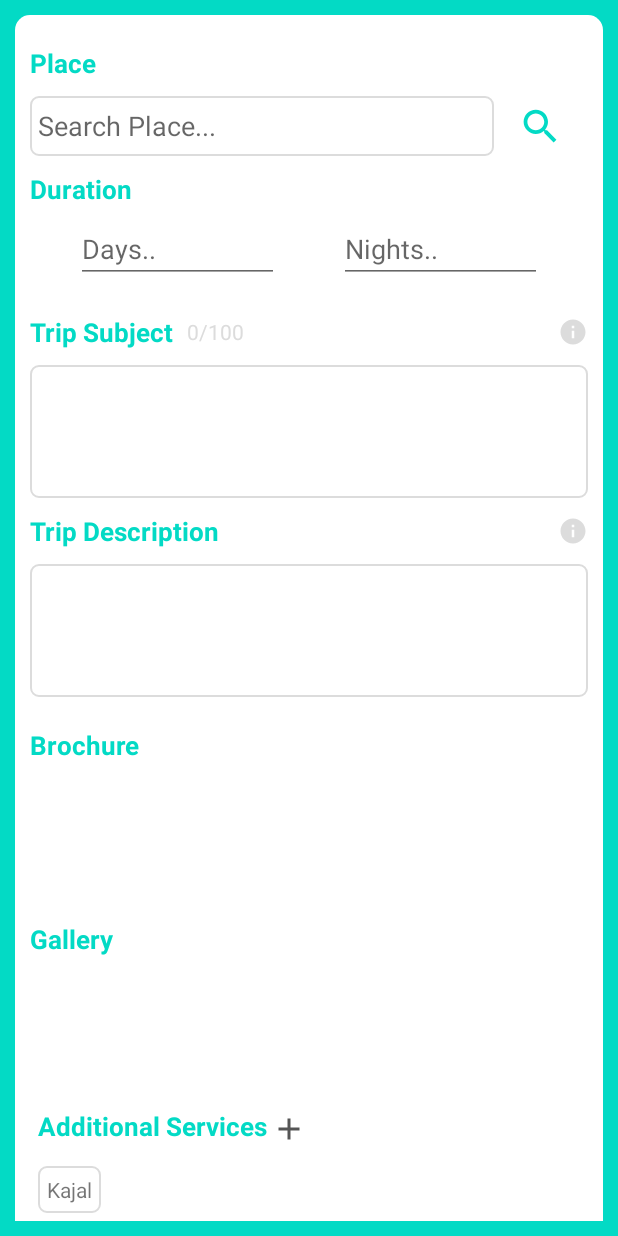
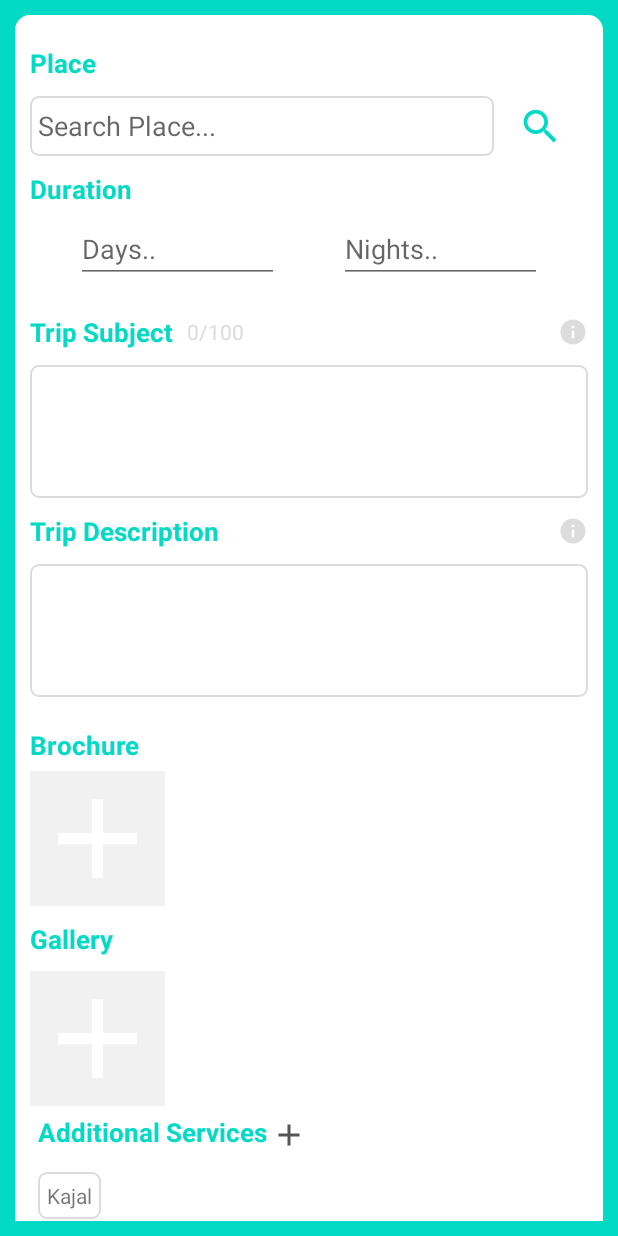
Before and after one commit to kajal148/YM, an Android app: the screen it shows after launch (MainActivity), on a phone screen of 412 x 824 dp. Run offline under Robolectric (Android 15) with nearby library versions, the phone set to English and light mode, and no system bars; our stand-ins replace Firebase (no records; nobody signed in at launch, a user with empty details on screens opened directly).

Commit message:
Added changes

```diff
--- a/app/src/main/java/com/kajal/ym/MainActivity.java
+++ b/app/src/main/java/com/kajal/ym/MainActivity.java
@@ -207,6 +207,9 @@ public class MainActivity extends AppCompatActivity {
         manager_gallery.setOrientation(LinearLayoutManager.HORIZONTAL);
         gallery.setLayoutManager(manager_gallery);
 
+        loadImageViewBrochure(brochureList);
+        loadImageViewGallery(galleryList);
+
 
                         //RECYCLE VIEW FOR ADDITIONAL SERVICES
 
@@ -281,13 +284,22 @@ public class MainActivity extends AppCompatActivity {
     }
 
     private void loadImageViewGallery(List<Uri> imageList) {
-        AdapterClass adapter = new AdapterClass(this,imageList, false);
-        gallery.setAdapter(adapter);
+        if(imageList != null && imageList.size()>0) {
+            AdapterClass adapter = new AdapterClass(this,imageList, false);
+            gallery.setAdapter(adapter);
+          /*  findViewById(R.id.icon_gallery).setVisibility(View.GONE);
+            findViewById(R.id.icon_gallery_aside).setVisibility(View.VISIBLE);*/
+        }
     }
 
     private void loadImageViewBrochure(List<Uri> imageList) {
-        AdapterClass adapter = new AdapterClass(this,imageList, true);
-        brochure.setAdapter(adapter);
+        if(imageList != null && imageList.size()>0) {
+            AdapterClass adapter = new AdapterClass(this, imageList, true);
+            brochure.setAdapter(adapter);
+            /*findViewById(R.id.icon_brochure).setVisibility(View.GONE);
+            findViewById(R.id.icon_brochure_aside).setVisibility(View.VISIBLE);*/
+        }
+
     }
 
 
--- a/app/src/main/res/layout/activity_main.xml
+++ b/app/src/main/res/layout/activity_main.xml
@@ -210,7 +210,8 @@
             <LinearLayout
                 android:layout_width="match_parent"
                 android:layout_height="wrap_content"
-                android:layout_marginTop="10dp">
+                android:layout_marginTop="10dp"
+                android:orientation="horizontal">
 
                 <TextView
                     android:id="@+id/text_brochure"
@@ -221,18 +222,21 @@
                     android:textColor="@color/colorAccent"
                     android:text="Brochure"/>
 
+                <ImageView
+                    android:id="@+id/icon_brochure_aside"
+                    android:layout_width="wrap_content"
+                    android:layout_height="14dp"
+                    android:layout_gravity="center_vertical"
+                    android:layout_margin="2dp"
+                    android:layout_marginLeft="3dp"
+                    android:background="@drawable/add_icon" />
+
             </LinearLayout>
 
             <LinearLayout
                 android:layout_width="match_parent"
                 android:layout_height="wrap_content"
                 android:orientation="horizontal">
-
-                <androidx.recyclerview.widget.RecyclerView
-                    android:id="@+id/brochure"
-                    android:layout_width="match_parent"
-                    android:layout_height="wrap_content"
-                    android:scrollbars="none"/>
 
                 <ImageView
                     android:id="@+id/icon_brochure"
@@ -242,12 +246,19 @@
                     android:layout_marginTop="5dp"
                     android:src="@drawable/add_icon" />
 
+                <androidx.recyclerview.widget.RecyclerView
+                    android:id="@+id/brochure"
+                    android:layout_width="match_parent"
+                    android:layout_height="wrap_content"
+                    android:scrollbars="none"/>
+
             </LinearLayout>
 
             <LinearLayout
                 android:layout_width="match_parent"
                 android:layout_height="wrap_content"
-                android:layout_marginTop="10dp">
+                android:layout_marginTop="10dp"
+                android:orientation="horizontal">
 
                 <TextView
                     android:id="@+id/text_gallery"
@@ -258,26 +269,20 @@
                     android:textColor="@color/colorAccent"
                     android:text="Gallery"/>
 
-                <!--<ImageView
-                    android:id="@+id/icon_gallery"
+                <ImageView
+                    android:id="@+id/icon_gallery_aside"
                     android:layout_width="24dp"
                     android:layout_height="wrap_content"
                     android:layout_gravity="center_vertical"
                     android:layout_margin="2dp"
                     android:layout_marginLeft="3dp"
-                    android:background="@drawable/add_icon" />-->
+                    android:background="@drawable/add_icon" />
 
             </LinearLayout>
             <LinearLayout
                 android:layout_width="match_parent"
                 android:layout_height="wrap_content"
                 android:orientation="horizontal">
-
-                <androidx.recyclerview.widget.RecyclerView
-                    android:id="@+id/gallery"
-                    android:layout_width="match_parent"
-                    android:layout_height="wrap_content"
-                    android:scrollbars="none"/>
 
                 <ImageView
                     android:id="@+id/icon_gallery"
@@ -286,6 +291,12 @@
                     android:background="#f1f1f1"
                     android:layout_marginTop="5dp"
                     android:src="@drawable/add_icon"/>
+
+                <androidx.recyclerview.widget.RecyclerView
+                    android:id="@+id/gallery"
+                    android:layout_width="match_parent"
+                    android:layout_height="wrap_content"
+                    android:scrollbars="none"/>
 
             </LinearLayout>
 
```
